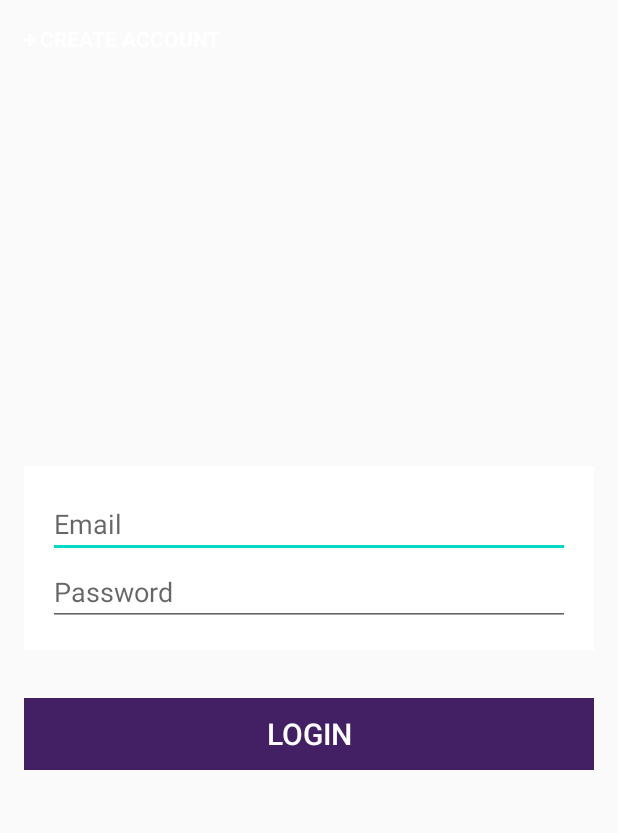
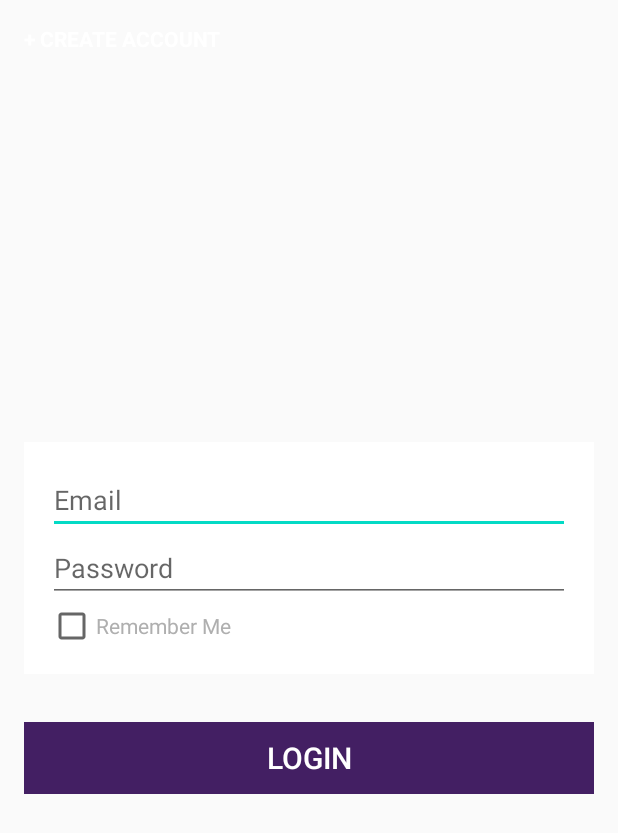
Before and after one commit to YekaterinaB/PillerMobile, an Android app: the screen it shows after launch (MainActivity), on a phone screen of 412 x 824 dp. Shown: the top 833 px of the screen. Run offline under Robolectric (Android 15) with nearby library versions, the phone set to English and light mode, and no system bars; our stand-ins replace RxJava; libraries missing offline, so code that uses them is left out: com.afollestad.materialdialogs, com.github.javiersantos.materialstyleddialogs, com.rengwuxian.materialedittext; plain views replace MaterialEditText.

Commit message:
added remember me checkbox, and getting the values if the user chose 'remember me' checkbox

```diff
--- a/app/src/main/java/com/example/piller/MainActivity.kt
+++ b/app/src/main/java/com/example/piller/MainActivity.kt
@@ -1,14 +1,15 @@
 package com.example.piller
 
-import androidx.appcompat.app.AppCompatActivity
 import android.os.Bundle
 import android.text.TextUtils
 import android.view.LayoutInflater
 import android.view.View
 import android.widget.Toast
+import androidx.appcompat.app.AppCompatActivity
 import com.afollestad.materialdialogs.MaterialDialog
 import com.example.piller.Retrofit.IMyService
 import com.example.piller.Retrofit.RetrofitClient
+import com.example.piller.accountManagement.AppPreferences
 import com.github.javiersantos.materialstyleddialogs.MaterialStyledDialog
 import com.rengwuxian.materialedittext.MaterialEditText
 import io.reactivex.android.schedulers.AndroidSchedulers
@@ -17,10 +18,11 @@ import io.reactivex.schedulers.Schedulers
 import kotlinx.android.synthetic.main.activity_main.*
 import retrofit2.Retrofit
 
+
 class MainActivity : AppCompatActivity() {
 
     lateinit var iMyService: IMyService
-    internal var compositeDisposable = CompositeDisposable()
+    private var compositeDisposable = CompositeDisposable()
 
     override fun onStop() {
         compositeDisposable.clear()
@@ -30,15 +32,31 @@ class MainActivity : AppCompatActivity() {
     override fun onCreate(savedInstanceState: Bundle?) {
         super.onCreate(savedInstanceState)
         setContentView(R.layout.activity_main)
+        AppPreferences.init(this)
 
         val retrofit: Retrofit = RetrofitClient.getInstance()
         iMyService = retrofit.create(IMyService::class.java)
 
+        setOnClickListeners()
+        //  update fields if user chose to remember email and password
+        if (AppPreferences.isLogin) {
+            login_remember.isChecked = true
+            edt_email.setText(AppPreferences.email)
+            edt_password.setText(AppPreferences.password)
+        }
+    }
+
+    private fun setOnClickListeners() {
         btn_login.setOnClickListener {
             loginUser(edt_email.text.toString(), edt_password.text.toString())
         }
 
         txt_create_account.setOnClickListener {
+            showRegistrationWindow()
+        }
+    }
+
+    private fun showRegistrationWindow() {
         val itemView = LayoutInflater.from(this@MainActivity)
             .inflate(R.layout.register_layout, null)
 
@@ -53,13 +71,13 @@ class MainActivity : AppCompatActivity() {
             }
             .setPositiveText("REGISTER")
             .onPositive(MaterialDialog.SingleButtonCallback { _, _ ->
-                    val edt_email = itemView.findViewById<View>(R.id.edt_email) as MaterialEditText
-                    val edt_name = itemView.findViewById<View>(R.id.edt_name) as MaterialEditText
-                    val edt_password =
+                val edtEmail = itemView.findViewById<View>(R.id.edt_email) as MaterialEditText
+                val edtName = itemView.findViewById<View>(R.id.edt_name) as MaterialEditText
+                val edtPassword =
                     itemView.findViewById<View>(R.id.edt_password) as MaterialEditText
 
                 when {
-                        TextUtils.isEmpty(edt_email.text.toString()) -> {
+                    TextUtils.isEmpty(edtEmail.text.toString()) -> {
                         Toast.makeText(
                             this@MainActivity,
                             "Email cannot be null or empty",
@@ -67,7 +85,7 @@ class MainActivity : AppCompatActivity() {
                         ).show()
                         return@SingleButtonCallback
                     }
-                        TextUtils.isEmpty(edt_name.text.toString()) -> {
+                    TextUtils.isEmpty(edtName.text.toString()) -> {
                         Toast.makeText(
                             this@MainActivity,
                             "Name cannot be null or empty",
@@ -75,7 +93,7 @@ class MainActivity : AppCompatActivity() {
                         ).show()
                         return@SingleButtonCallback
                     }
-                        TextUtils.isEmpty(edt_password.text.toString()) -> {
+                    TextUtils.isEmpty(edtPassword.text.toString()) -> {
                         Toast.makeText(
                             this@MainActivity,
                             "Password cannot be null or empty",
@@ -86,15 +104,13 @@ class MainActivity : AppCompatActivity() {
                 }
 
                 registerUser(
-                        edt_email.text.toString(),
-                        edt_name.text.toString(),
-                        edt_password.text.toString()
+                    edtEmail.text.toString(),
+                    edtName.text.toString(),
+                    edtPassword.text.toString()
                 )
-
             })
             .build()
             .show()
-        }
     }
 
     private fun registerUser(email: String, name: String, password: String) {
@@ -118,18 +134,23 @@ class MainActivity : AppCompatActivity() {
                     this@MainActivity,
                     "Email cannot be null or empty",
                     Toast.LENGTH_SHORT
-                )
-                    .show()
+                ).show()
             }
             TextUtils.isEmpty(password) -> {
                 Toast.makeText(
                     this@MainActivity,
                     "Password cannot be null or empty",
                     Toast.LENGTH_SHORT
-                )
-                    .show()
+                ).show()
             }
             else -> {
+                //  remember email and password if the user wants to
+                if (login_remember.isChecked) {
+                    updateAppPreferences(true, email, password)
+                } else {
+                    updateAppPreferences(false, "", "")
+                }
+
                 compositeDisposable.add(
                     iMyService.loginUser(email, password)
                         .subscribeOn(Schedulers.io())
@@ -142,4 +163,10 @@ class MainActivity : AppCompatActivity() {
             }
         }
     }
+
+    private fun updateAppPreferences(stayLogged: Boolean, email: String, password: String) {
+        AppPreferences.isLogin = stayLogged
+        AppPreferences.email = email
+        AppPreferences.password = password
     }
+}
--- a/app/src/main/java/com/example/piller/Retrofit/RetrofitClient.kt
+++ b/app/src/main/java/com/example/piller/Retrofit/RetrofitClient.kt
@@ -5,11 +5,11 @@ import retrofit2.adapter.rxjava2.RxJava2CallAdapterFactory
 import retrofit2.converter.scalars.ScalarsConverterFactory
 
 object RetrofitClient {
-    private var instance: Retrofit?=null
-    fun getInstance():Retrofit{
-        if(instance == null){
-            instance=Retrofit.Builder()
-                .baseUrl("http://10.0.2.2:3000")
+    private var instance: Retrofit? = null
+    fun getInstance(): Retrofit {
+        if (instance == null) {
+            instance = Retrofit.Builder()
+                .baseUrl("http://10.0.2.2:4000")
                 .addConverterFactory(ScalarsConverterFactory.create())
                 .addCallAdapterFactory(RxJava2CallAdapterFactory.create()).build()
         }
--- /dev/null
+++ b/app/src/main/java/com/example/piller/accountManagement/AppPreferences.kt
@@ -0,0 +1,45 @@
+package com.example.piller.accountManagement
+
+import android.content.Context
+import android.content.SharedPreferences
+
+object AppPreferences {
+    private const val NAME = "LoginPreferences"
+    private const val MODE = Context.MODE_PRIVATE
+    private lateinit var preferences: SharedPreferences
+
+    //SharedPreferences variables
+    private val IS_LOGIN = Pair("is_login", false)
+    private val EMAIL = Pair("email", "")
+    private val PASSWORD = Pair("password", "")
+
+    fun init(context: Context) {
+        preferences = context.getSharedPreferences(NAME, MODE)
+    }
+
+    //an inline function to put variable and save it
+    private inline fun SharedPreferences.edit(operation: (SharedPreferences.Editor) -> Unit) {
+        val editor = edit()
+        operation(editor)
+        editor.apply()
+    }
+
+    //SharedPreferences variables getters/setters
+    var isLogin: Boolean
+        get() = preferences.getBoolean(IS_LOGIN.first, IS_LOGIN.second)
+        set(value) = preferences.edit {
+            it.putBoolean(IS_LOGIN.first, value)
+        }
+
+    var email: String
+        get() = preferences.getString(EMAIL.first, EMAIL.second) ?: ""
+        set(value) = preferences.edit {
+            it.putString(EMAIL.first, value)
+        }
+
+    var password: String
+        get() = preferences.getString(PASSWORD.first, PASSWORD.second) ?: ""
+        set(value) = preferences.edit {
+            it.putString(PASSWORD.first, value)
+        }
+}
--- a/app/src/main/res/layout/activity_main.xml
+++ b/app/src/main/res/layout/activity_main.xml
@@ -21,7 +21,7 @@
             <TextView
                 android:layout_width="match_parent"
                 android:layout_height="0dp"
-                android:text="SOME PICTURE"></TextView>
+                android:text="SOME PICTURE" />
 
             <TextView
                 android:id="@+id/txt_create_account"
@@ -30,7 +30,7 @@
                 android:layout_margin="16dp"
                 android:text="+ CREATE ACCOUNT"
                 android:textColor="@android:color/white"
-                android:textStyle="bold"></TextView>
+                android:textStyle="bold" />
         </FrameLayout>
     </LinearLayout>
 
@@ -52,7 +52,7 @@
             app:met_iconPadding="0sp"
             app:met_iconRight="@drawable/ic_email"
             app:met_primaryColor="@color/myTextColor"
-            app:met_textColorHint="@color/myTextColor"></com.rengwuxian.materialedittext.MaterialEditText>
+            app:met_textColorHint="@color/myTextColor" />
 
         <com.rengwuxian.materialedittext.MaterialEditText
             android:id="@+id/edt_password"
@@ -64,7 +64,14 @@
             app:met_iconPadding="0sp"
             app:met_iconRight="@drawable/ic_password"
             app:met_primaryColor="@color/myTextColor"
-            app:met_textColorHint="@color/myTextColor"></com.rengwuxian.materialedittext.MaterialEditText>
+            app:met_textColorHint="@color/myTextColor" />
+
+        <CheckBox
+            android:id="@+id/login_remember"
+            android:layout_width="match_parent"
+            android:layout_height="wrap_content"
+            android:text="Remember Me"
+            android:textColor="@color/myTextColor" />
     </LinearLayout>
 
     <Button
```
Lines whose indentation alone changed are shown as unchanged.
